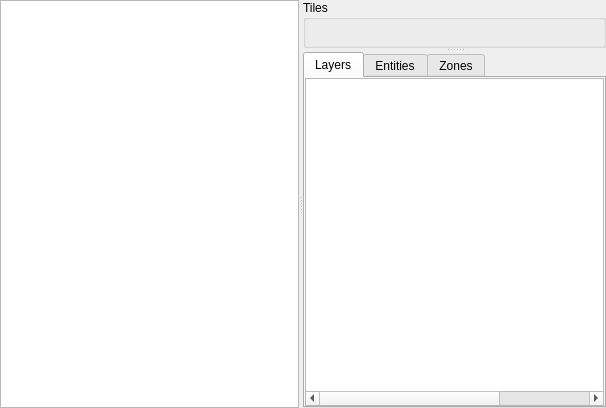
First picture: the form in src/editors/mapeditor.ui, repository Eggbertx/QtSphere-IDE, before the edit.
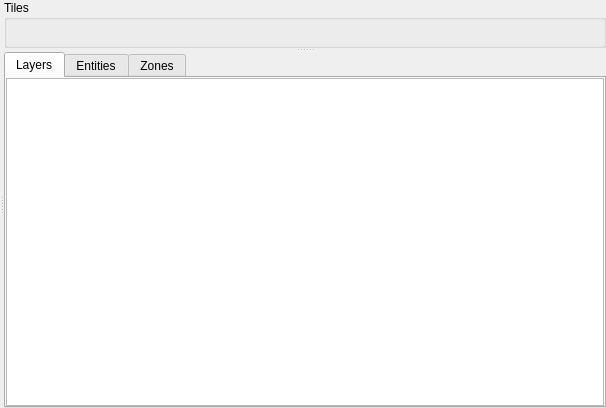
Second picture: the form after the edit.

Commit message: Add MapView and pencil tool drawing, replace settings icon

```diff
--- a/src/editors/mapeditor.ui
+++ b/src/editors/mapeditor.ui
@@ -39,9 +39,6 @@
        <property name="spacing">
         <number>0</number>
        </property>
-       <item>
-        <widget class="QGraphicsView" name="mapView"/>
-       </item>
       </layout>
      </widget>
      <widget class="QSplitter" name="tilesSplitter">
```
The commit also changes 17 other files.
